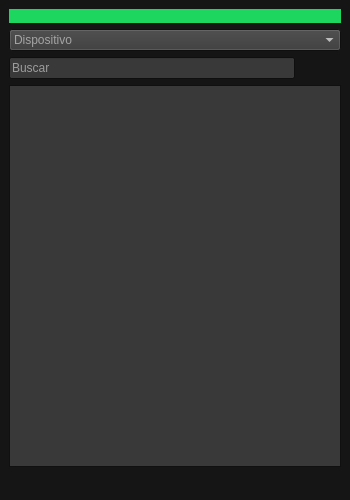
Old version of the form app/ui/principal.ui in the repository JPpellegrini/trabajo_spoty.
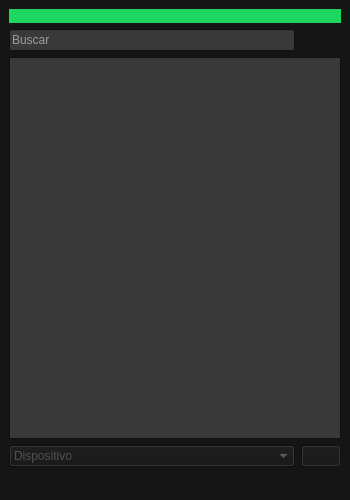
New version of the form. Icons and pictures are not drawn.

Commit message: Cambios en nombres de metodos y agrego icono de actualizar dispositivos

```diff
--- a/app/ui/principal.ui
+++ b/app/ui/principal.ui
@@ -255,13 +255,6 @@
       </property>
      </widget>
     </item>
-    <item>
-     <widget class="QComboBox" name="combo_dispositivo">
-      <property name="placeholderText">
-       <string>Dispositivo</string>
-      </property>
-     </widget>
-    </item>
     <item>
      <layout class="QHBoxLayout" name="horizontalLayout_2">
       <item>
@@ -300,6 +293,55 @@
     <item>
      <widget class="QListWidget" name="lista"/>
     </item>
+    <item>
+     <layout class="QHBoxLayout" name="horizontalLayout_3">
+      <item>
+       <widget class="QComboBox" name="combo_dispositivo">
+        <property name="styleSheet">
+         <string notr="true">QComboBox
+{
+	color: rgb(131, 131, 131);
+	background-color: rgb(21, 21, 21);
+	selection-color: rgb(131, 131, 131);
+}
+QComboBox QListView
+{
+	border-style: none;
+    background-color:rgb(18, 18, 18);
+}</string>
+        </property>
+        <property name="placeholderText">
+         <string>Dispositivo</string>
+        </property>
+       </widget>
+      </item>
+      <item>
+       <widget class="QPushButton" name="boton_actualizar">
+        <property name="maximumSize">
+         <size>
+          <width>40</width>
+          <height>16777215</height>
+         </size>
+        </property>
+        <property name="styleSheet">
+         <string notr="true">QPushButton
+{
+	color: rgb(131, 131, 131);
+	background-color: rgb(21, 21, 21);
+	selection-color: rgb(131, 131, 131);
+}</string>
+        </property>
+        <property name="text">
+         <string/>
+        </property>
+        <property name="icon">
+         <iconset>
+          <normaloff>../../../../../Descargas/refresh-01-128.png</normaloff>../../../../../Descargas/refresh-01-128.png</iconset>
+        </property>
+       </widget>
+      </item>
+     </layout>
+    </item>
     <item>
      <layout class="QHBoxLayout" name="horizontalLayout">
       <item>
```
Left out of the diff: 17 changed lines with no effect on the pictures. The commit also changes 3 other files.
